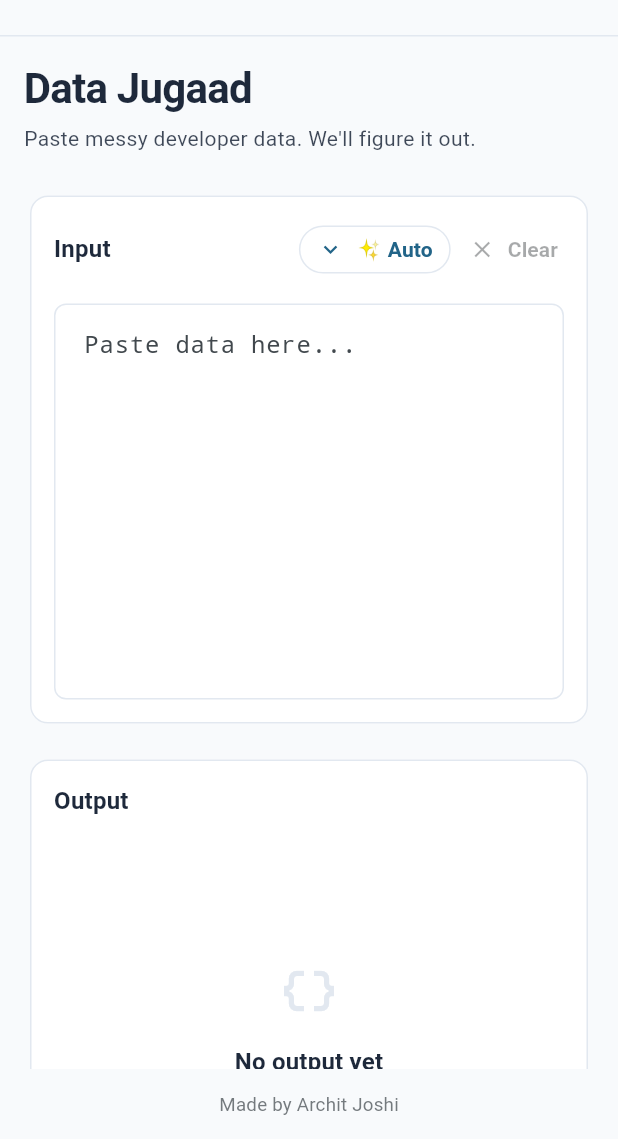
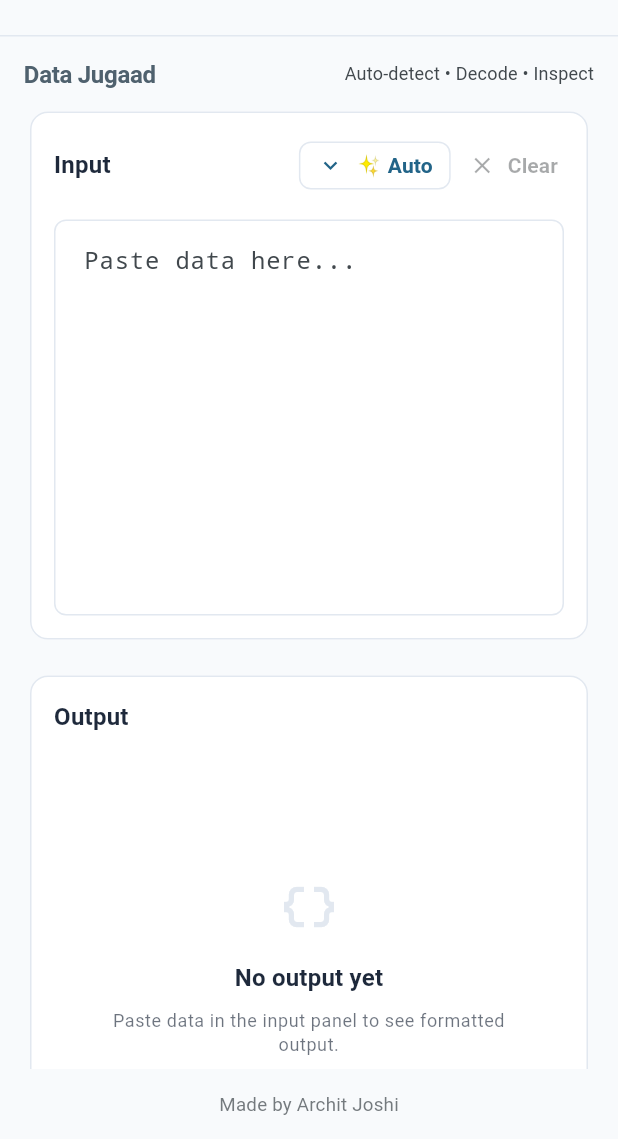
Before and after one commit to aj2322001/JugaadKit, a Flutter app: the DeferredDataJugaadPage screen opened by its route, on a phone screen of 412 x 824 dp, the part 97-1236 px from its top. Run offline on Flutter 3.47's test engine with Material 3 defaults, Android fonts, the phone set to English and light mode, and no system bars; our stand-ins replace go_router, yaml; missing offline and left inert: dart:html.

Commit message:
minor bug fix

```diff
--- a/lib/features/json_jugaad/constants/json_jugaad_constants.dart
+++ b/lib/features/json_jugaad/constants/json_jugaad_constants.dart
@@ -1,8 +1,7 @@
 abstract final class JsonJugaadConstants {
   static const String title = 'Data Jugaad';
 
-  static const String subtitle =
-      "Paste messy developer data. We'll figure it out.";
+  static const String descriptor = 'Auto-detect • Decode • Inspect';
 
   static const int inputPanelFlex = 35;
   static const int outputPanelFlex = 65;
--- a/lib/features/json_jugaad/views/json_jugaad_view.dart
+++ b/lib/features/json_jugaad/views/json_jugaad_view.dart
@@ -65,7 +65,7 @@
               crossAxisAlignment: CrossAxisAlignment.stretch,
               children: [
                 const ToolHeader(),
-                const SizedBox(height: 24),
+                const SizedBox(height: 12),
                 Expanded(
                   child: LayoutBuilder(
                               builder: (context, constraints) {
--- a/lib/features/json_jugaad/widgets/processing_mode_selector.dart
+++ b/lib/features/json_jugaad/widgets/processing_mode_selector.dart
@@ -120,7 +120,7 @@
                 color: theme.colorScheme.surface,
                 surfaceTintColor: theme.colorScheme.surfaceTint,
                 shape: RoundedRectangleBorder(
-                  borderRadius: BorderRadius.circular(12),
+                  borderRadius: BorderRadius.circular(8),
                   side: BorderSide(color: theme.dividerColor),
                 ),
                 clipBehavior: Clip.antiAlias,
@@ -273,6 +273,9 @@
               padding: const EdgeInsets.symmetric(horizontal: 12, vertical: 8),
               visualDensity: VisualDensity.compact,
               side: BorderSide(color: theme.colorScheme.outline),
+              shape: RoundedRectangleBorder(
+                borderRadius: BorderRadius.circular(8),
+              ),
             ),
           ),
         ),
--- a/lib/features/json_jugaad/widgets/tool_header.dart
+++ b/lib/features/json_jugaad/widgets/tool_header.dart
@@ -9,19 +9,33 @@
   Widget build(BuildContext context) {
     final theme = Theme.of(context);
 
-    return Column(
-      crossAxisAlignment: CrossAxisAlignment.start,
+    return SizedBox(
+      width: double.infinity,
+      child: Wrap(
+        alignment: WrapAlignment.spaceBetween,
+        crossAxisAlignment: WrapCrossAlignment.center,
+        spacing: 12,
+        runSpacing: 2,
         children: [
           Text(
             JsonJugaadConstants.title,
-          style: theme.textTheme.headlineMedium,
+            style: theme.textTheme.titleMedium?.copyWith(
+              fontWeight: FontWeight.w600,
+              letterSpacing: -0.2,
+              height: 1.15,
+              color: theme.colorScheme.secondary,
             ),
-        const SizedBox(height: 6),
+          ),
           Text(
-          JsonJugaadConstants.subtitle,
-          style: theme.textTheme.bodyMedium,
+            JsonJugaadConstants.descriptor,
+            style: theme.textTheme.bodySmall?.copyWith(
+              color: theme.colorScheme.onSurfaceVariant,
+              letterSpacing: 0.15,
+              height: 1.35,
+            ),
           ),
         ],
+      ),
     );
   }
 }
```
Also changed, not shown: lib/features/json_jugaad/widgets/structured_output_view.dart (+98 -70 lines). Lines whose indentation alone changed are shown as unchanged.
